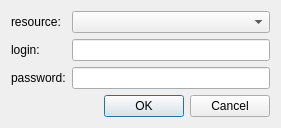
populse/soma-workflow, file python/soma/jobs/gui/connectionDlg.ui: the form before one commit.
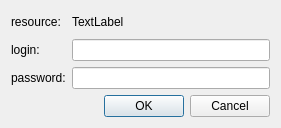
The form after the commit.

Commit message: Gui: possibility to use several ressources in one session. Fixes the tree view update for remote workflows.

Patch:
```diff
--- a/python/soma/jobs/gui/connectionDlg.ui
+++ b/python/soma/jobs/gui/connectionDlg.ui
@@ -32,9 +32,6 @@
        </property>
       </widget>
      </item>
-     <item row="0" column="1">
-      <widget class="QComboBox" name="combo_resources"/>
-     </item>
      <item row="1" column="0">
       <widget class="QLabel" name="label_2">
        <property name="text">
@@ -59,6 +56,13 @@
        </property>
       </widget>
      </item>
+     <item row="0" column="1">
+      <widget class="QLabel" name="resource_label">
+       <property name="text">
+        <string>TextLabel</string>
+       </property>
+      </widget>
+     </item>
     </layout>
    </item>
    <item>
```
The commit also changes 2 other files.
